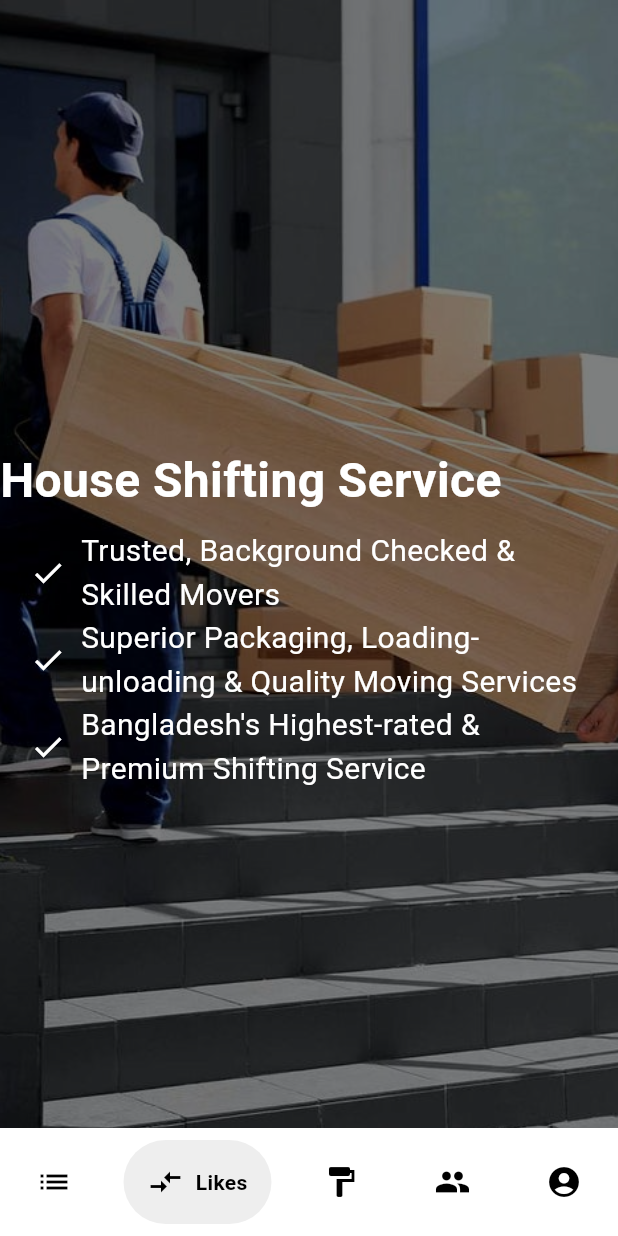
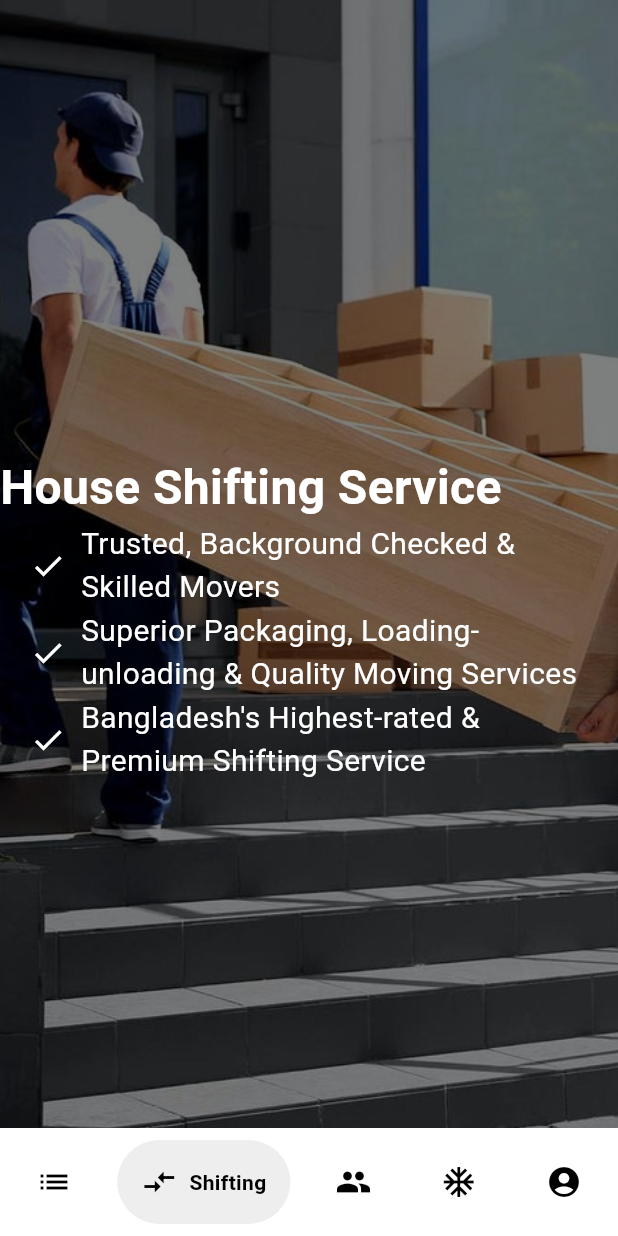
Before and after one commit to MdSalman2022/home_finder_app, a Flutter app: the MyLayout screen opened directly, item 2 of the bottom bar chosen, on a phone screen of 412 x 824 dp. Run offline on Flutter 3.47's test engine with Material 3 defaults, Android fonts, the light colour scheme and no system bars; drawn by our look-alikes of google_nav_bar; our stand-ins replace curved_navigation_bar, dio, firebase_auth, firebase_core, flutter_spinkit, fluttertoast and 2 more; accounts and stored records are empty; network calls fail.

Commit message:
feat: Update bottom navigation icons and labels

```diff
--- a/lib/layout.dart
+++ b/lib/layout.dart
@@ -70,15 +70,15 @@ class Layout extends State<MyLayout> {
               ),
               GButton(
                 icon: Icons.compare_arrows,
-                text: 'Likes',
-              ),
-              GButton(
-                icon: Icons.format_paint,
-                text: 'Search',
+                text: 'Shifting',
               ),
               GButton(
                 icon: Icons.people,
-                text: 'Search',
+                text: 'Designers',
+              ),
+              GButton(
+                icon: Icons.ac_unit_outlined,
+                text: 'Decor',
               ),
               GButton(
                 icon: Icons.account_circle,
--- a/lib/shifting.dart
+++ b/lib/shifting.dart
@@ -147,7 +147,6 @@ class _ShiftingPageState extends State<ShiftingPage> {
                                 color: Colors.white,
                                 fontWeight: FontWeight.bold),
                           ),
-                          const SizedBox(height: 10),
                           Padding(
                             padding: EdgeInsets.symmetric(horizontal: 20.0),
                             child: Column(
@@ -195,49 +194,51 @@ class _ShiftingPageState extends State<ShiftingPage> {
                 child: Column(
                   children: <Widget>[
                     TextFormField(
-                      decoration: const InputDecoration(
+                      decoration: InputDecoration(
                         labelText: 'Your Name',
+                        border: OutlineInputBorder(),
                       ),
                       onSaved: (value) => name = value,
-
-                      // Add validation logic here
                     ),
+                    SizedBox(height: 20),
                     TextFormField(
-                      decoration: const InputDecoration(
+                      decoration: InputDecoration(
                         labelText: 'Your Phone',
+                        border: OutlineInputBorder(),
                       ),
                       onSaved: (value) => phone = value,
-
-                      // Add validation logic here
                     ),
+                    SizedBox(height: 20),
                     TextFormField(
-                      decoration: const InputDecoration(
+                      decoration: InputDecoration(
                         labelText: 'Your Email',
+                        border: OutlineInputBorder(),
                       ),
                       onSaved: (value) => email = value,
-
-                      // Add validation logic here
                     ),
+                    SizedBox(height: 20),
                     TextFormField(
-                      decoration: const InputDecoration(
+                      decoration: InputDecoration(
                         labelText: 'Day of shifting',
+                        border: OutlineInputBorder(),
                       ),
                       onSaved: (value) => dayOfShifting = value,
-                      // Add validation logic here
                     ),
+                    SizedBox(height: 20),
                     TextFormField(
-                      decoration: const InputDecoration(
+                      decoration: InputDecoration(
                         labelText: 'From location',
+                        border: OutlineInputBorder(),
                       ),
                       onSaved: (value) => fromLocation = value,
-                      // Add validation logic here
                     ),
+                    SizedBox(height: 20),
                     TextFormField(
-                      decoration: const InputDecoration(
+                      decoration: InputDecoration(
                         labelText: 'To location',
+                        border: OutlineInputBorder(),
                       ),
                       onSaved: (value) => toLocation = value,
-                      // Add validation logic here
                     ),
                     SizedBox(height: 20),
                     ElevatedButton(
@@ -246,15 +247,14 @@ class _ShiftingPageState extends State<ShiftingPage> {
                         'Submit',
                         style: TextStyle(
                           color: Colors.white,
-                          fontSize: 16, // Adjust as needed
+                          fontSize: 16,
                         ),
                       ),
                       style: ButtonStyle(
                         backgroundColor:
                             MaterialStateProperty.all<Color>(Color(0xFF3C91E6)),
                         padding: MaterialStateProperty.all<EdgeInsetsGeometry>(
-                          EdgeInsets.symmetric(
-                              horizontal: 16, vertical: 12), // Adjust as needed
+                          EdgeInsets.symmetric(horizontal: 16, vertical: 12),
                         ),
                         shape:
                             MaterialStateProperty.all<RoundedRectangleBorder>(
@@ -265,8 +265,8 @@ class _ShiftingPageState extends State<ShiftingPage> {
                         side: MaterialStateProperty.all<BorderSide>(
                           BorderSide(color: Colors.white.withOpacity(0.4)),
                         ),
-                        overlayColor: MaterialStateProperty.all<Color>(
-                            Color(0xFF3C91E6)), // Random color
+                        overlayColor:
+                            MaterialStateProperty.all<Color>(Color(0xFF3C91E6)),
                       ),
                     ),
                   ],
```
Also changed, not shown: lib/decor.dart (+0 -38 lines).
